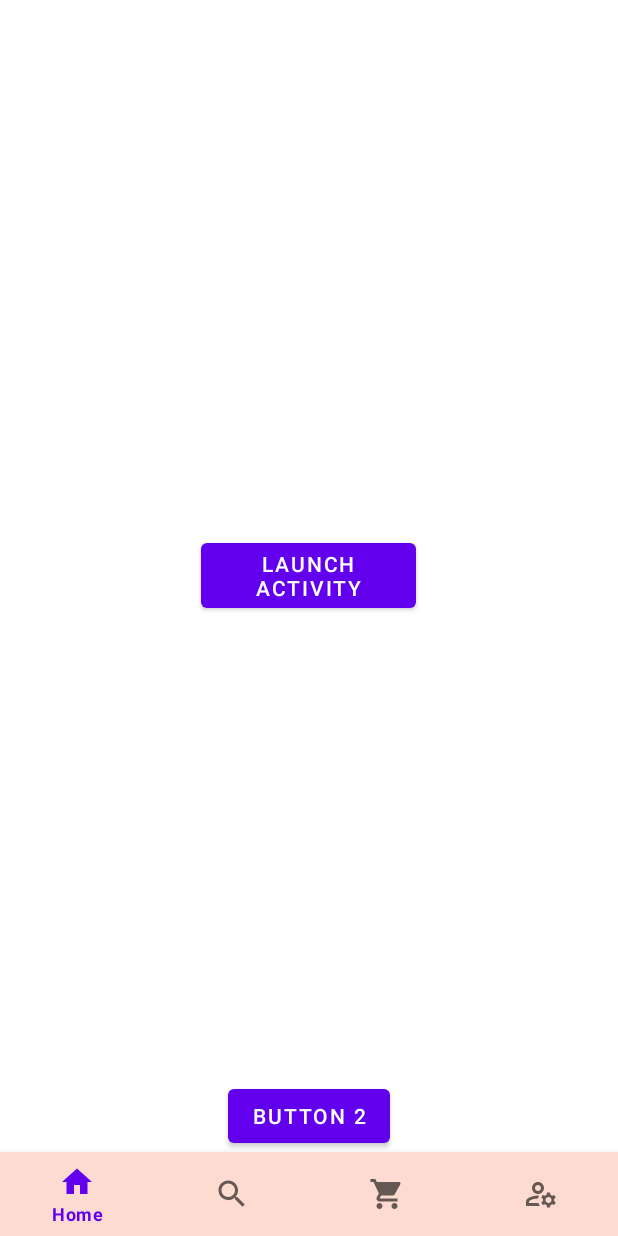
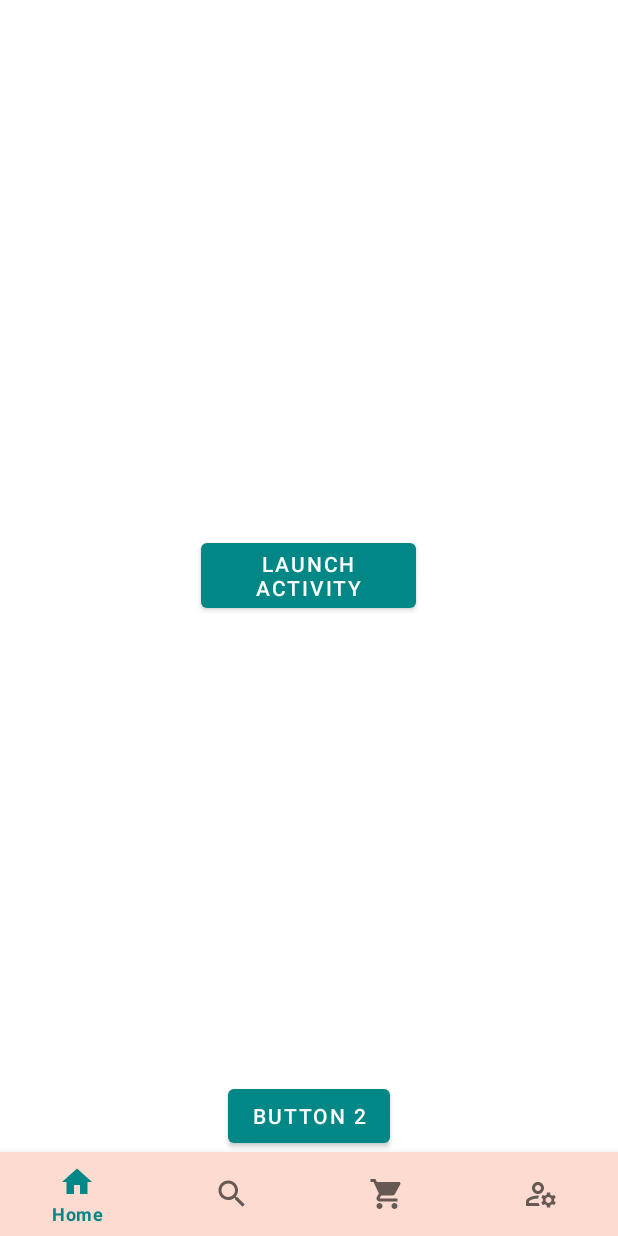
Before and after one commit to Harish3000/FarmLink-MAD-PROJECT-Y2S2-G4.2, an Android app: the screen it shows after launch (MainActivity), on a phone screen of 412 x 824 dp. Run offline under Robolectric (Android 15) with nearby library versions, the phone set to English and light mode, and no system bars; our stand-ins replace Firebase (no records; nobody signed in at launch, a user with empty details on screens opened directly), navigation-ui.

Commit message:
updated colors and resources

```diff
--- a/app/src/main/res/values/colors.xml
+++ b/app/src/main/res/values/colors.xml
@@ -1,8 +1,8 @@
 <?xml version="1.0" encoding="utf-8"?>
 <resources>
     <color name="purple_200">#FFBB86FC</color>
-    <color name="purple_500">#FF6200EE</color>
-    <color name="purple_700">#FF3700B3</color>
+    <color name="purple_500">#FF018786</color>
+    <color name="purple_700">#FF018786</color>
     <color name="teal_200">#FF03DAC5</color>
     <color name="teal_700">#FF018786</color>
     <color name="black">#FF000000</color>
--- a/app/src/main/res/values/strings.xml
+++ b/app/src/main/res/values/strings.xml
@@ -2,4 +2,8 @@
     <string name="app_name">FarmLink</string>
     <!-- TODO: Remove or change this placeholder text -->
     <string name="hello_blank_fragment">Hello blank fragment</string>
+    <string name="Feedback_Submission">Feedback Submission</string>
+    <string name="Feedback_Descriiption">Please submit your reviews and complaints here, our team will reach you through email soon.</string>
+    <string name="Submit_Feedback">Submit Feedback</string>
+    <string name="past_feedbacks">🌟 My Feedbacks 🌟</string>
 </resources>
--- a/app/src/main/res/xml/backup_rules.xml
+++ b/app/src/main/res/xml/backup_rules.xml
@@ -1,6 +1,6 @@
 <?xml version="1.0" encoding="utf-8"?><!--
    Sample backup rules file; uncomment and customize as necessary.
-   See https://developer.android.com/guide/topics/data/autobackup
+   See https://developer.android.com/guide/emails/data/autobackup
    for details.
    Note: This file is ignored for devices older that API 31
    See https://developer.android.com/about/versions/12/backup-restore
```
